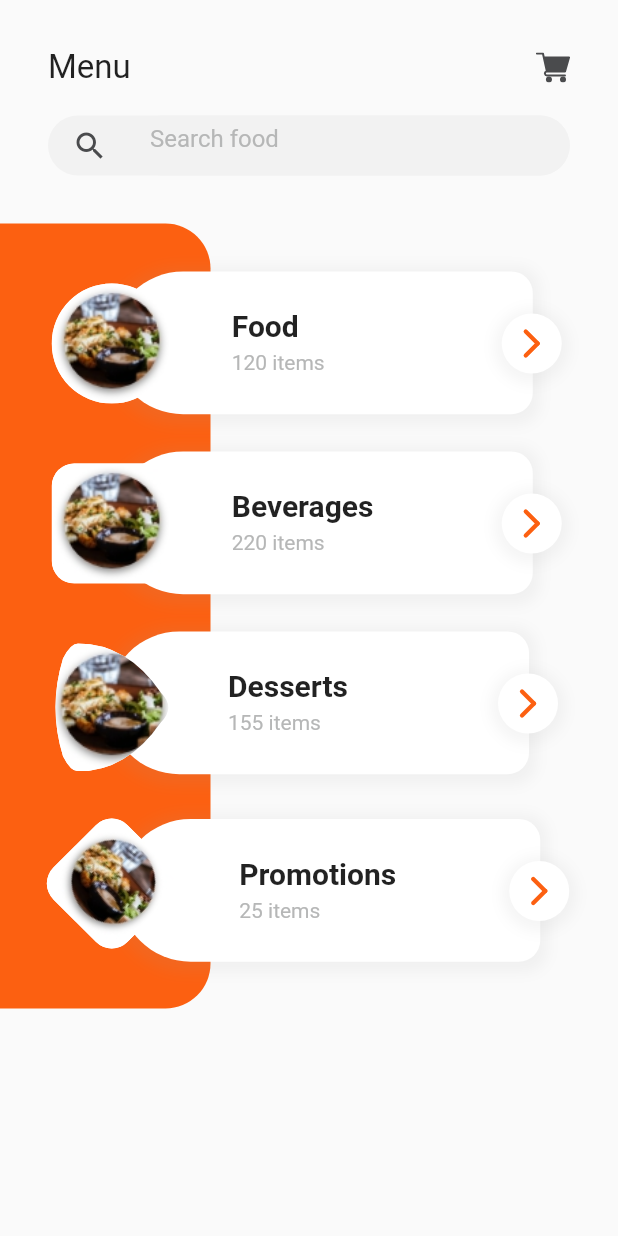
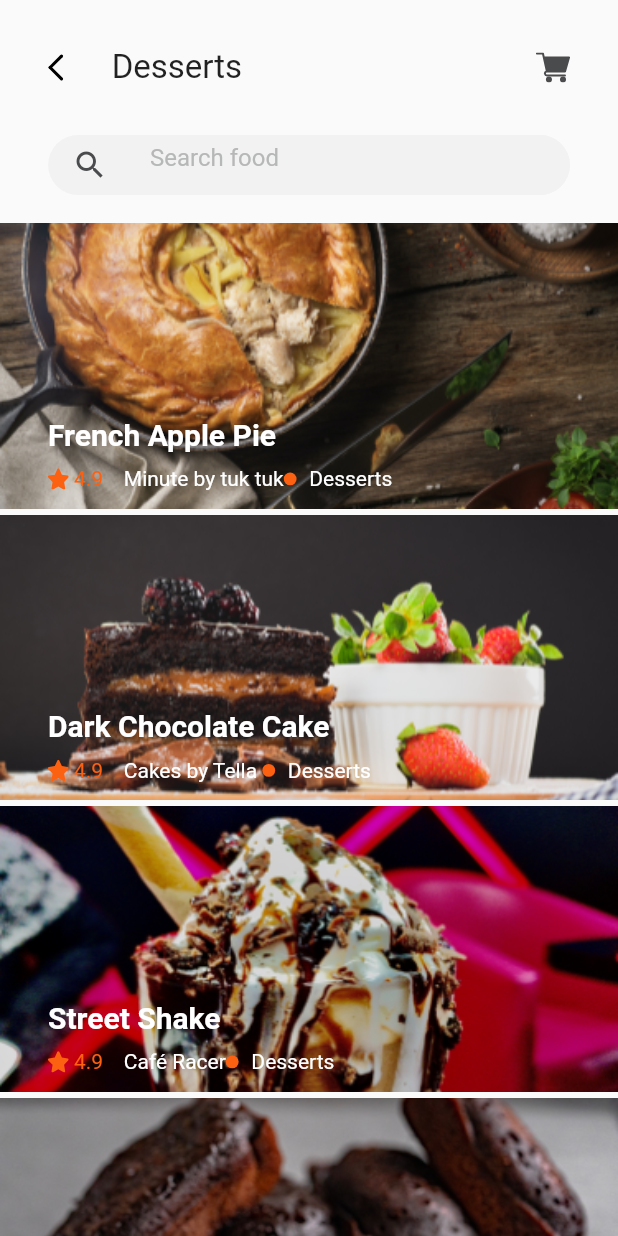
Before and after one commit to mohammed199625/meal_monkey, a Flutter app: the screen it shows after launch, on a phone screen of 412 x 824 dp. Run offline on Flutter 3.47's test engine with Material 2 defaults, Android fonts, the phone set to English and light mode, and no system bars; our stand-ins replace flutter_screenutil, flutter_svg.

Commit message:
update menu page

```diff
--- a/lib/main.dart
+++ b/lib/main.dart
@@ -1,7 +1,11 @@
 import 'package:flutter/material.dart';
 import 'package:flutter_screenutil/flutter_screenutil.dart';
 import 'package:meal_monkey/constants.dart';
-import 'screens/Menu/menu.dart';
+import 'package:meal_monkey/screens/Menu/beverages_screen.dart';
+import 'package:meal_monkey/screens/Menu/dessert_screen.dart';
+import 'package:meal_monkey/screens/Menu/food_screen.dart';
+import 'package:meal_monkey/screens/Menu/promotions_screen.dart';
+import 'screens/Menu/menu_screen.dart';
 import 'package:meal_monkey/screens/more_screen.dart';
 import 'package:meal_monkey/screens/offers_screen.dart';
 import 'package:meal_monkey/screens/profile_screen.dart';
@@ -26,7 +30,7 @@ class MyApp extends StatelessWidget {
       designSize: Size(411, 866),
       builder:()=> MaterialApp(
         routes: {
-          '/': (context) =>MenuScreen(),//SplashScreen(),
+          '/': (context) =>DessertScreen(),//SplashScreen(),
           '/home_page': (context) => HomePage(),
           '/login':(context)=>Login(),
           '/sign_up':(context)=>SignUp(),
@@ -38,6 +42,10 @@ class MyApp extends StatelessWidget {
           '/profile':(context)=>ProfileScreen(),
           '/offers':(context)=>OffersScreen(),
           '/more':(context)=>MoreScreen(),
+          '/food':(context)=>FoodScreen(),
+          '/beverages':(context)=>BeveragesScreen(),
+          '/desserts':(context)=>DessertScreen(),
+          '/promotions':(context)=>PromotionsScreen(),
 
         },
         theme: ThemeData(
--- a/lib/reusable_widget.dart
+++ b/lib/reusable_widget.dart
@@ -168,7 +168,11 @@ class BuildCartRow extends StatelessWidget {
   @override
   Widget build(BuildContext context) {
     return Row(
-      mainAxisAlignment: MainAxisAlignment.spaceBetween,
+
+      mainAxisAlignment: showBackArrow?MainAxisAlignment.spaceBetween:MainAxisAlignment.spaceEvenly,
+      children: [
+        Container(
+          child: Row(
             children: [
               if(showBackArrow==true)
                 GestureDetector(
@@ -181,10 +185,14 @@ class BuildCartRow extends StatelessWidget {
                     color: Colors.black,
                   ),
                 ),
+              SizedBox(width: 32,),
               if(title != null)
                 Text(
                   title,
                   style: TextStyle(fontSize: 22),
+                ),
+            ],
+          ),
         ),
         SvgPicture.asset(
           'assets/images/shopping_cart.svg',
--- /dev/null
+++ b/lib/screens/Menu/data.dart
@@ -0,0 +1,8 @@
+import 'package:meal_monkey/screens/Menu/reusable_widget.dart';
+
+List<MenuItemRow>menuItemRow=[
+  MenuItemRow(imgPath: 'assets/images/apple_pie.png',label: 'French Apple Pie',cafeName:'Minute by tuk tuk',onClick: (){},),
+  MenuItemRow(imgPath: 'assets/images/chocolate_cake.png',label: 'Dark Chocolate Cake',cafeName:'Cakes by Tella ',onClick: (){},),
+  MenuItemRow(imgPath: 'assets/images/street_shake.png',label: 'Street Shake',cafeName:'Café Racer',onClick: (){},),
+  MenuItemRow(imgPath: 'assets/images/chewy.png',label: 'Fudgy Chewy Brownies',cafeName:'Minute by tuk tuk',onClick: (){},),
+];
--- /dev/null
+++ b/lib/screens/Menu/dessert_screen.dart
@@ -0,0 +1,48 @@
+import 'package:flutter/material.dart';
+import 'package:meal_monkey/constants.dart';
+import 'package:meal_monkey/reusable_widget.dart';
+import 'package:meal_monkey/screens/home_page/search_bar.dart';
+
+import 'data.dart';
+
+class DessertScreen extends StatelessWidget {
+  @override
+  Widget build(BuildContext context) {
+    return SafeArea(
+      child: Scaffold(
+        body: SingleChildScrollView(
+          child: Column(
+            children: [
+              Container(
+                padding: EdgeInsets.all(32),
+                child: Column(
+                  children: [
+                    BuildCartRow(showBackArrow: true,title: 'Desserts',),
+                  ],
+                ),
+              ),
+              _buildSearch(),
+              smallSizedBox,
+              Container(
+                child: ListView.builder(
+                    shrinkWrap: true,
+                    physics: ClampingScrollPhysics(),
+                    itemCount: menuItemRow.length,
+                    itemBuilder: (BuildContext context, int index) {
+                      return menuItemRow[index];
+                    }),
+              ),
+            ],
+          ),
+        ),
+      ),
+    );
+  }
+  Widget _buildSearch() => SearchWidget(
+    text: 'query',
+    hintText: 'Search Food',
+    //onChanged:(){},
+    //searchFood,
+  );
+
+}
--- a/lib/screens/Menu/menu.dart
+++ /dev/null
@@ -1,121 +0,0 @@
-import 'package:flutter/cupertino.dart';
-import 'package:flutter/material.dart';
-import 'package:meal_monkey/constants.dart';
-import 'package:meal_monkey/reusable_widget.dart';
-import 'package:meal_monkey/screens/Menu/widgets.dart';
-import '../home_page/search_bar.dart';
-
-class MenuScreen extends StatefulWidget {
-  @override
-  _MenuScreenState createState() => _MenuScreenState();
-}
-
-class _MenuScreenState extends State<MenuScreen> {
-  @override
-  Widget build(BuildContext context) {
-    return SafeArea(
-        child: Scaffold(
-      body: Column(
-        children: [
-          Container(
-            padding: EdgeInsets.all(32),
-            child: Column(
-              children: [
-                BuildCartRow(showBackArrow: false, title: 'Menu'),
-                smallSizedBox,
-                Row(
-                  children: [_buildSearch()],
-                ),
-              ],
-            ),
-          ),
-          Row(
-            mainAxisAlignment: MainAxisAlignment.start,
-            children: [
-              Stack(
-                clipBehavior: Clip.none,
-                children: [
-                  buildBackGroundOrnageContainer(),
-                  Positioned(
-                    top: 40,
-                    child: Padding(
-                      padding: EdgeInsets.only(left: 32.0),
-                      child: Column(
-                        children: [
-                          Row(
-                            children: [
-                              Stack(
-                                clipBehavior: Clip.none,
-                                children: [
-                                  buildFoodRow('Food','120 items'),
-                                  buildCircularImage(),
-                                  buildForwaedArrow(),
-                                ],
-                              ),
-                            ],
-                          ),
-                          SizedBox(
-                            height: 40,
-                          ),
-                          Row(
-                            children: [
-                              Stack(
-                                clipBehavior: Clip.none,
-                                children: [
-                                  buildFoodRow('Beverages','220 items'),
-                                  buildSquarImage(),
-                                  buildForwaedArrow(),
-                                ],
-                              ),
-                            ],
-                          ),
-                          SizedBox(
-                            height: 40,
-                          ),
-                          Row(
-                            children: [
-                              Stack(
-                                clipBehavior: Clip.none,
-                                children: [
-                                  buildFoodRow('Desserts','155 items'),
-                                  buildTriangleImage(),
-                                  buildForwaedArrow(),
-                                ],
-                              ),
-                            ],
-                          ),
-                          SizedBox(
-                            height: 40,
-                          ),
-                          Row(
-                            children: [
-                              Stack(
-                                clipBehavior: Clip.none,
-                                children: [
-                                  buildFoodRow('Promotions','25 items'),
-                                  buildRotatedSquareImage(),
-                                  buildForwaedArrow(),
-                                ],
-                              ),
-                            ],
-                          ),
-                        ],
-                      ),
-                    ),
-                  ),
-                ],
-              ),
-            ],
-          )
-        ],
-      ),
-    ));
-  }
-
-  Widget _buildSearch() => SearchWidget(
-        text: 'query',
-        hintText: 'Search Food',
-        //onChanged:(){},
-        //searchFood,
-      );
-}
--- /dev/null
+++ b/lib/screens/Menu/reusable_widget.dart
@@ -0,0 +1,81 @@
+import 'package:flutter/material.dart';
+import 'package:flutter_screenutil/flutter_screenutil.dart';
+import 'package:flutter_svg/svg.dart';
+import '../../constants.dart';
+import '../../reusable_widget.dart';
+
+class MenuItemRow extends StatelessWidget {
+  final Function onClick;
+  final String imgPath;
+  final String label;
+  final String cafeName;
+  const MenuItemRow({this.imgPath, this.label, this.onClick, this.cafeName});
+
+  @override
+  Widget build(BuildContext context) {
+    return GestureDetector(
+      onTap: onClick,
+      child: Container(
+        child: Column(
+          children: [
+            Stack(
+              children: [
+                Positioned(
+                  child: Container(
+                    width: MediaQuery.of(context).size.width,
+                    height: ScreenUtil().setHeight(200),
+                    decoration: BoxDecoration(
+                      image: DecorationImage(
+                        fit: BoxFit.cover,
+                        image: AssetImage(imgPath),
+                      ),
+                    ),
+                  ),
+                ),
+                Positioned(
+                  left: 32,
+                  bottom: 12,
+                  child: Column(
+                    crossAxisAlignment: CrossAxisAlignment.start,
+                    children: [
+                      Text(
+                        label,
+                        style: TextStyle(
+                            fontSize: 20,
+                            fontWeight: FontWeight.bold,
+                            color: Colors.white),
+                      ),
+                      SizedBox(
+                        height: 10,
+                      ),
+                      Row(
+                        children: [
+                          SvgPicture.asset(
+                            'assets/images/star.svg',
+                            color: KMainColor,
+                          ),
+                          Text(
+                            ' 4.9',
+                            style: TextStyle(color: KMainColor),
+                          ),
+                          Text(
+                            '    $cafeName',
+                            style: TextStyle(color: Colors.white),
+                          ),
+                          BuildDot(color: KMainColor),
+                          Text(' Desserts',style: TextStyle(color:Colors.white),),
+                        ],
+                      ),
+                    ],
+                  ),
+                ),
+
+              ],
+            ),
+            SizedBox(height: 4,),
+          ],
+        ),
+      ),
+    );
+  }
+}
--- a/lib/screens/Menu/widgets.dart
+++ b/lib/screens/Menu/widgets.dart
@@ -14,7 +14,7 @@ RotationTransition buildRotatedSquareImage() {
         color: Colors.white,
         image: DecorationImage(
             image: AssetImage(
-              'assets/images/food.jpg',
+              'assets/images/promotions.jpg',
             ),
             fit: BoxFit.cover),
       ),
@@ -32,7 +32,7 @@ ClipPath buildTriangleImage() {
         color: Colors.white,
         image: DecorationImage(
             image: AssetImage(
-              'assets/images/food.jpg',
+              'assets/images/dessert.jpg',
             ),
             fit: BoxFit.cover),
       ),
@@ -40,7 +40,7 @@ ClipPath buildTriangleImage() {
   );
 }
 
-Container buildSquarImage() {
+Container buildSquareImage() {
   return Container(
     width: 80,
     height: 80,
@@ -49,14 +49,14 @@ Container buildSquarImage() {
       color: Colors.white,
       image: DecorationImage(
           image: AssetImage(
-            'assets/images/food.jpg',
+            'assets/images/beverages.jpg',
           ),
           fit: BoxFit.cover),
     ),
   );
 }
 
-Positioned buildForwaedArrow() {
+Positioned buildForwardArrow() {
   return Positioned(
     top: 20,
     left: 300,
@@ -82,7 +82,7 @@ Positioned buildCircularImage() {
   );
 }
 
-Positioned buildFoodRow(String title, String items) {
+Positioned buildFoodRow({String title, String items}) {
   return Positioned(
     top: -8,
     left: 40,
@@ -93,7 +93,7 @@ Positioned buildFoodRow(String title, String items) {
   );
 }
 
-Positioned buildBackGroundOrnageContainer() {
+Positioned buildBackGroundOrangeContainer() {
   return Positioned(
     child: Container(
       width: ScreenUtil().setWidth(140),
```
Also changed, not shown: lib/screens/Menu/beverages_screen.dart (added, +48 -0 lines), lib/screens/Menu/food_screen.dart (added, +49 -0 lines), lib/screens/Menu/menu_screen.dart (added, +144 -0 lines), lib/screens/Menu/promotions_screen.dart (added, +48 -0 lines), assets/images/apple_pie.png (added), assets/images/beverages.jpg (added), assets/images/chewy.png (added), assets/images/chocolate_cake.png (added), assets/images/dessert.jpg (added), assets/images/food.jpg, assets/images/promotions.jpg (added), assets/images/street_shake.png (added). Lines whose indentation alone changed are shown as unchanged.
